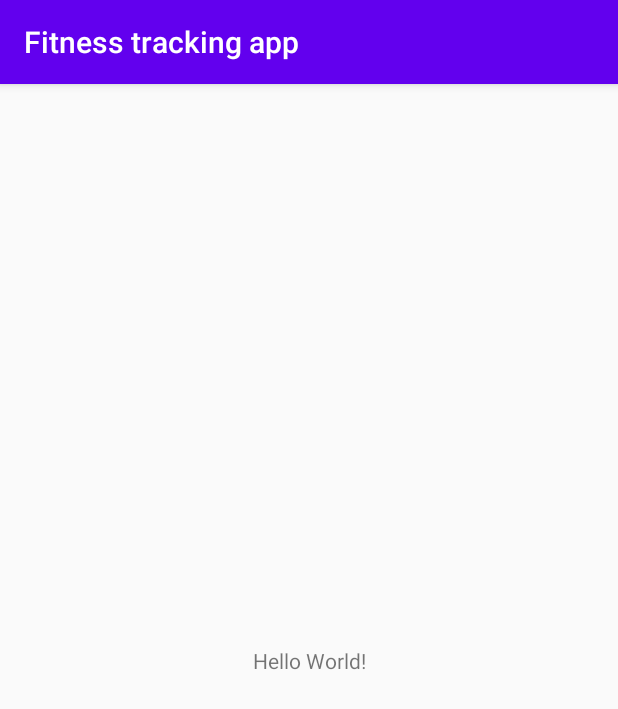
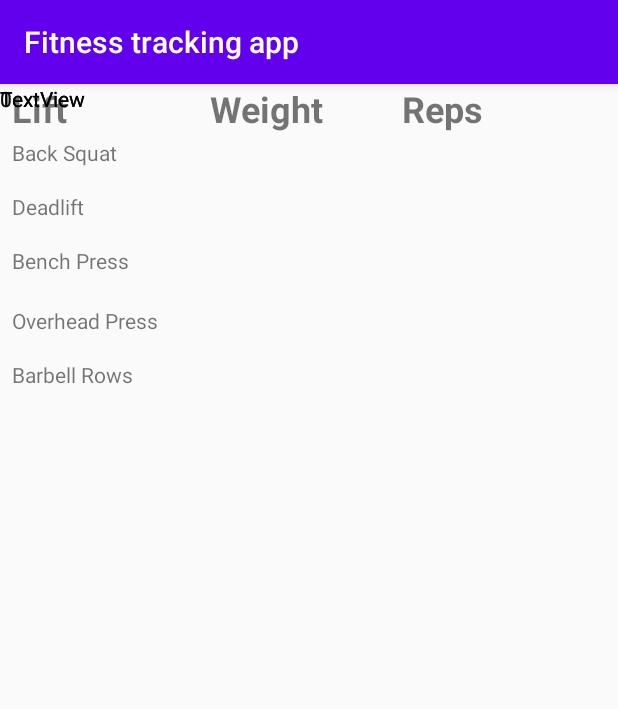
Before and after one commit to BaldeepDhaliwal/fitnessTrackingApp, an Android app: the screen it shows after launch (MainActivity), on a phone screen of 412 x 824 dp. Shown: the top 709 px of the screen. Run offline under Robolectric (Android 15) with nearby library versions, the phone set to English and light mode, and no system bars.

Commit message:
Created db, started creating buttons/textviews

```diff
--- /dev/null
+++ b/app/src/main/java/com/example/fitnesstrackingapp/DatabaseHelper.java
@@ -0,0 +1,29 @@
+package com.example.fitnesstrackingapp;
+
+import android.content.Context;
+import android.database.sqlite.SQLiteDatabase;
+import android.database.sqlite.SQLiteOpenHelper;
+
+import androidx.annotation.Nullable;
+
+public class DatabaseHelper extends SQLiteOpenHelper {
+    private static final String databaseName = "Lifts.db";
+    private static final String tableName = "Lifts";
+
+    public DatabaseHelper(@Nullable Context context) {
+        super(context, DatabaseHelper.databaseName, null, 1);
+        SQLiteDatabase db = this.getWritableDatabase();
+    }
+
+    @Override
+    public void onCreate(SQLiteDatabase  db) {
+        db.execSQL("CREATE TABLE "+DatabaseHelper.tableName+" (LiftName TEXT PRIMARY KEY, Weight INTEGER NOT NULL, Reps INTEGER NOT NULL)");
+    }
+
+    @Override
+    public void onUpgrade(SQLiteDatabase db, int oldVersion, int newVersion) {
+        db.execSQL("DROP TABLE IF EXISTS "+DatabaseHelper.tableName);
+        onCreate(db);
+    }
+
+}
--- a/app/src/main/java/com/example/fitnesstrackingapp/MainActivity.java
+++ b/app/src/main/java/com/example/fitnesstrackingapp/MainActivity.java
@@ -3,12 +3,15 @@ package com.example.fitnesstrackingapp;
 import androidx.appcompat.app.AppCompatActivity;
 
 import android.os.Bundle;
+import android.provider.ContactsContract;
 
 public class MainActivity extends AppCompatActivity {
-
+    public DatabaseHelper databaseHelper;
     @Override
     protected void onCreate(Bundle savedInstanceState) {
         super.onCreate(savedInstanceState);
         setContentView(R.layout.activity_main);
+
+       databaseHelper= new DatabaseHelper(this);
     }
 }
--- a/app/src/main/res/layout/activity_main.xml
+++ b/app/src/main/res/layout/activity_main.xml
@@ -7,12 +7,169 @@
     tools:context=".MainActivity">
 
     <TextView
+        android:id="@+id/WeightTitleTextView4"
         android:layout_width="wrap_content"
         android:layout_height="wrap_content"
-        android:text="Hello World!"
-        app:layout_constraintBottom_toBottomOf="parent"
-        app:layout_constraintLeft_toLeftOf="parent"
-        app:layout_constraintRight_toRightOf="parent"
+        android:layout_marginStart="140dp"
+        android:text="Weight"
+        android:textAlignment="viewStart"
+        android:textSize="24sp"
+        android:textStyle="bold"
+        app:layout_constraintStart_toStartOf="parent"
         app:layout_constraintTop_toTopOf="parent" />
 
+    <TextView
+        android:id="@+id/repsTitleTextView3"
+        android:layout_width="wrap_content"
+        android:layout_height="wrap_content"
+        android:layout_marginStart="268dp"
+        android:text="Reps"
+        android:textAlignment="viewStart"
+        android:textSize="24sp"
+        android:textStyle="bold"
+        app:layout_constraintStart_toStartOf="parent"
+        app:layout_constraintTop_toTopOf="parent" />
+
+    <TextView
+        android:id="@+id/backSquatTextView"
+        android:layout_width="wrap_content"
+        android:layout_height="wrap_content"
+        android:layout_marginStart="8dp"
+        android:layout_marginTop="36dp"
+        android:text="Back Squat"
+        app:layout_constraintStart_toStartOf="parent"
+        app:layout_constraintTop_toTopOf="parent" />
+
+    <TextView
+        android:id="@+id/deadliftTextView"
+        android:layout_width="wrap_content"
+        android:layout_height="wrap_content"
+        android:layout_marginStart="8dp"
+        android:layout_marginTop="72dp"
+        android:text="Deadlift"
+        app:layout_constraintStart_toStartOf="parent"
+        app:layout_constraintTop_toTopOf="parent" />
+
+    <TextView
+        android:id="@+id/benchTextView"
+        android:layout_width="wrap_content"
+        android:layout_height="wrap_content"
+        android:layout_marginStart="8dp"
+        android:layout_marginTop="108dp"
+        android:text="Bench Press"
+        app:layout_constraintStart_toStartOf="parent"
+        app:layout_constraintTop_toTopOf="parent" />
+
+    <TextView
+        android:id="@+id/ohpTextView"
+        android:layout_width="wrap_content"
+        android:layout_height="wrap_content"
+        android:layout_marginStart="8dp"
+        android:layout_marginTop="148dp"
+        android:text="Overhead Press"
+        app:layout_constraintStart_toStartOf="parent"
+        app:layout_constraintTop_toTopOf="parent" />
+
+    <TextView
+        android:id="@+id/rowsTextView"
+        android:layout_width="wrap_content"
+        android:layout_height="wrap_content"
+        android:layout_marginStart="8dp"
+        android:layout_marginTop="184dp"
+        android:text="Barbell Rows"
+        app:layout_constraintStart_toStartOf="parent"
+        app:layout_constraintTop_toTopOf="parent" />
+
+    <TextView
+        android:id="@+id/liftsTitleTextView"
+        android:layout_width="wrap_content"
+        android:layout_height="wrap_content"
+        android:layout_marginStart="8dp"
+        android:text="Lift"
+        android:textAlignment="viewStart"
+        android:textSize="24sp"
+        android:textStyle="bold"
+        app:layout_constraintStart_toStartOf="parent"
+        app:layout_constraintTop_toTopOf="parent" />
+
+    <TextView
+        android:id="@+id/backSquatWeightTextView"
+        android:layout_width="wrap_content"
+        android:layout_height="wrap_content"
+        android:text="0"
+        tools:layout_editor_absoluteX="143dp"
+        tools:layout_editor_absoluteY="34dp" />
+
+    <TextView
+        android:id="@+id/deadliftWeightTextView"
+        android:layout_width="wrap_content"
+        android:layout_height="wrap_content"
+        android:text="0"
+        tools:layout_editor_absoluteX="143dp"
+        tools:layout_editor_absoluteY="68dp" />
+
+    <TextView
+        android:id="@+id/benchWeightTextView"
+        android:layout_width="wrap_content"
+        android:layout_height="wrap_content"
+        android:text="0"
+        tools:layout_editor_absoluteX="146dp"
+        tools:layout_editor_absoluteY="107dp" />
+
+    <TextView
+        android:id="@+id/ohpWeightTextView"
+        android:layout_width="wrap_content"
+        android:layout_height="wrap_content"
+        android:text="0"
+        tools:layout_editor_absoluteX="144dp"
+        tools:layout_editor_absoluteY="147dp" />
+
+    <TextView
+        android:id="@+id/textView12"
+        android:layout_width="wrap_content"
+        android:layout_height="wrap_content"
+        android:text="TextView"
+        tools:layout_editor_absoluteX="146dp"
+        tools:layout_editor_absoluteY="181dp" />
+
+    <TextView
+        android:id="@+id/textView13"
+        android:layout_width="wrap_content"
+        android:layout_height="wrap_content"
+        android:text="TextView"
+        tools:layout_editor_absoluteX="263dp"
+        tools:layout_editor_absoluteY="32dp" />
+
+    <TextView
+        android:id="@+id/textView14"
+        android:layout_width="wrap_content"
+        android:layout_height="wrap_content"
+        android:text="TextView"
+        tools:layout_editor_absoluteX="263dp"
+        tools:layout_editor_absoluteY="67dp" />
+
+    <TextView
+        android:id="@+id/textView15"
+        android:layout_width="wrap_content"
+        android:layout_height="wrap_content"
+        android:text="TextView"
+        tools:layout_editor_absoluteX="263dp"
+        tools:layout_editor_absoluteY="104dp" />
+
+    <TextView
+        android:id="@+id/textView16"
+        android:layout_width="wrap_content"
+        android:layout_height="wrap_content"
+        android:text="TextView"
+        tools:layout_editor_absoluteX="263dp"
+        tools:layout_editor_absoluteY="141dp" />
+
+    <TextView
+        android:id="@+id/textView17"
+        android:layout_width="wrap_content"
+        android:layout_height="wrap_content"
+        android:text="TextView"
+        tools:layout_editor_absoluteX="265dp"
+        tools:layout_editor_absoluteY="178dp" />
+
 </androidx.constraintlayout.widget.ConstraintLayout>
```
